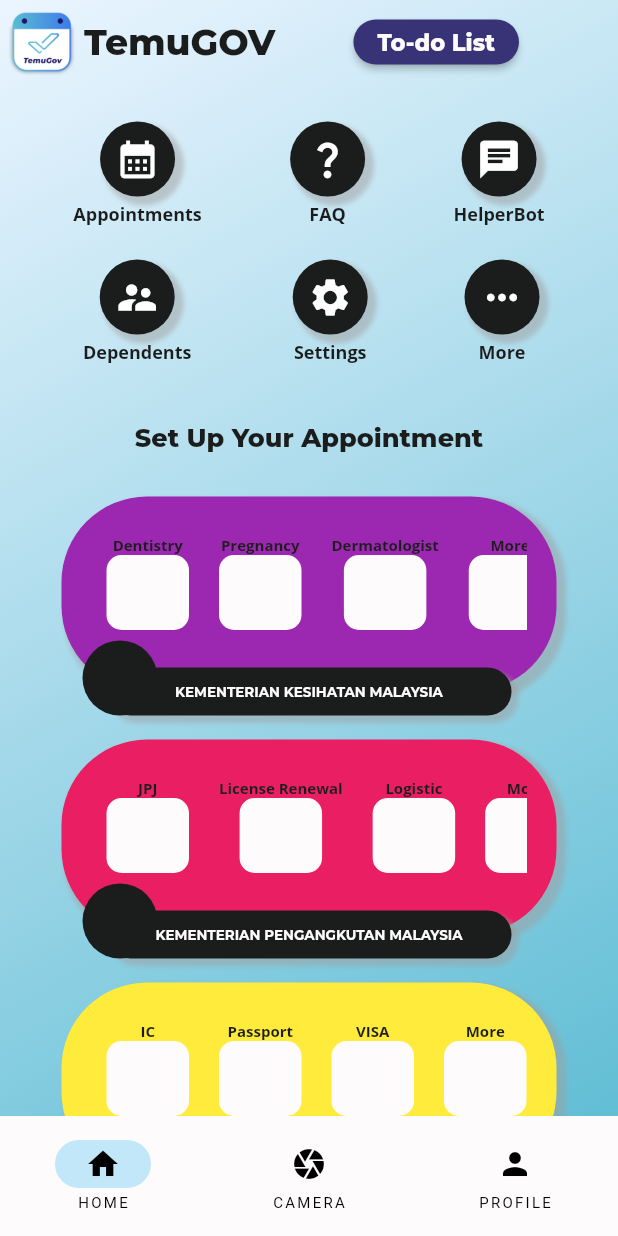
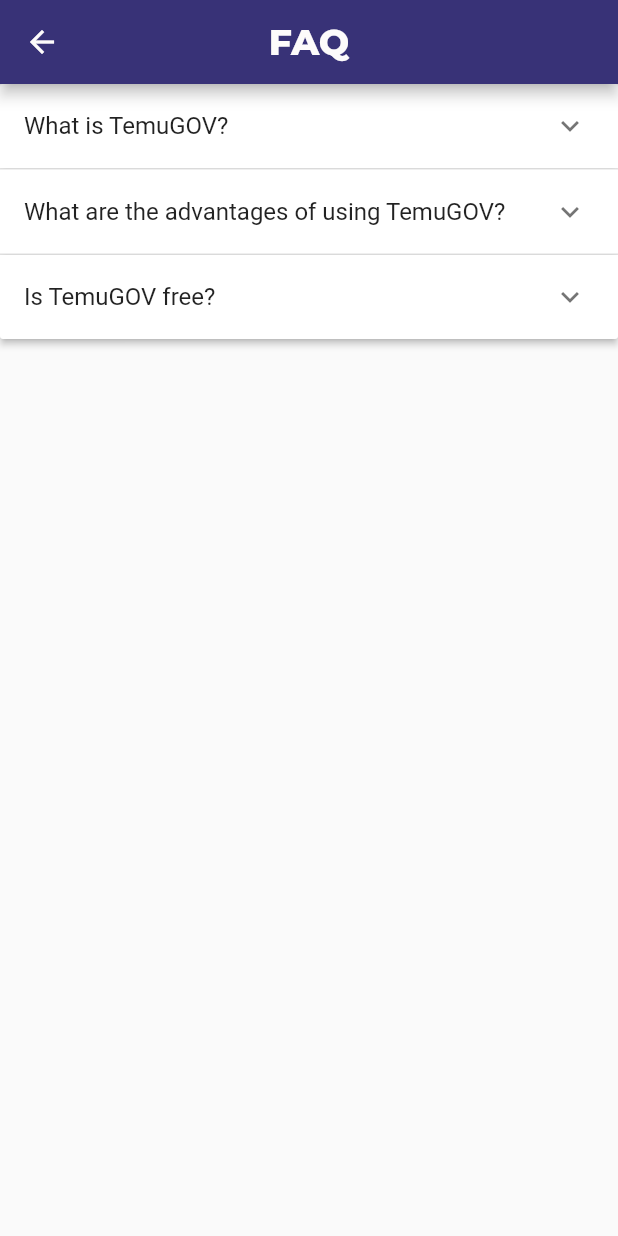
Before and after one commit to Azizie13/TemuGov, a Flutter app: the RootPage screen opened directly, after a tap on the "question mark" icon, on a phone screen of 412 x 824 dp. Run offline on Flutter 3.47's test engine with Material 2 defaults, Android fonts, the phone set to English and light mode, and no system bars; our stand-ins replace animated_splash_screen, flutter_signin_button, google_fonts, page_transition.

Commit message:
Added FAQ page

```diff
--- a/lib/src/main_pages/home/home_page.dart
+++ b/lib/src/main_pages/home/home_page.dart
@@ -3,6 +3,7 @@
 import 'package:temugov_dev/src/main_pages/utils/appointment_mng_page.dart';
 import 'package:temugov_dev/src/main_pages/utils/appointment_page.dart';
 import 'package:temugov_dev/src/main_pages/utils/dependent_page.dart';
+import 'package:temugov_dev/src/main_pages/utils/faq_page.dart';
 import 'package:temugov_dev/src/main_pages/utils/setting_page.dart';
 import 'package:temugov_dev/src/main_pages/utils/todo_page.dart';
 
@@ -184,7 +185,10 @@
                       Navigator.of(context).push(MaterialPageRoute(
                           builder: (context) => AppointManagePage()));
                     }),
-                    _buildIcon(Icons.question_mark_sharp, "FAQ", () {}),
+                    _buildIcon(Icons.question_mark_sharp, "FAQ", () {
+                      Navigator.of(context).push(
+                          MaterialPageRoute(builder: (context) => FAQPage()));
+                    }),
                     _buildIcon(Icons.chat, "HelperBot", () {}),
                   ],
                 ),
--- a/lib/src/main_pages/utils/faq_page.dart
+++ b/lib/src/main_pages/utils/faq_page.dart
@@ -0,0 +1,77 @@
+import 'package:flutter/material.dart';
+import 'package:temugov_dev/src/app_styles.dart';
+
+class FAQPage extends StatefulWidget {
+  const FAQPage({Key? key}) : super(key: key);
+
+  @override
+  _FAQPageState createState() => _FAQPageState();
+}
+
+class _FAQPageState extends State<FAQPage> {
+  final List<Item> _items = <Item>[
+    Item(
+      question: 'What is TemuGOV?',
+      answer:
+          'Flutter is a mobile app SDK for building high-performance, high-fidelity, apps for iOS, Android, web, and desktop from a single codebase.',
+    ),
+    Item(
+      question: 'What are the advantages of using TemuGOV?',
+      answer:
+          'Some advantages of using Flutter are: fast development, expressive and flexible UI, native performance, and a single codebase for multiple platforms.',
+    ),
+    Item(
+      question: 'Is TemuGOV free?',
+      answer:
+          'Yes, Flutter is an open-source framework and is free to use, even for commercial projects.',
+    ),
+  ];
+
+  @override
+  Widget build(BuildContext context) {
+    return Scaffold(
+      appBar: AppBar(
+        automaticallyImplyLeading: true,
+        centerTitle: true,
+        backgroundColor: kPurple,
+        title: const Text(
+          "FAQ",
+        ),
+        titleTextStyle: kMontExtraBold.copyWith(fontSize: 24, color: kWhite),
+        foregroundColor: kWhite,
+      ),
+      body: SingleChildScrollView(
+        child: Container(
+          child: ExpansionPanelList(
+            expansionCallback: (int index, bool isExpanded) {
+              setState(() {
+                _items[index].isExpanded = !isExpanded;
+              });
+            },
+            children: _items.map<ExpansionPanel>((Item item) {
+              return ExpansionPanel(
+                headerBuilder: (BuildContext context, bool isExpanded) {
+                  return ListTile(
+                    title: Text(item.question),
+                  );
+                },
+                body: ListTile(
+                  title: Text(item.answer),
+                ),
+                isExpanded: item.isExpanded,
+              );
+            }).toList(),
+          ),
+        ),
+      ),
+    );
+  }
+}
+
+class Item {
+  Item({required this.question, required this.answer, this.isExpanded = false});
+
+  String question;
+  String answer;
+  bool isExpanded;
+}
```
